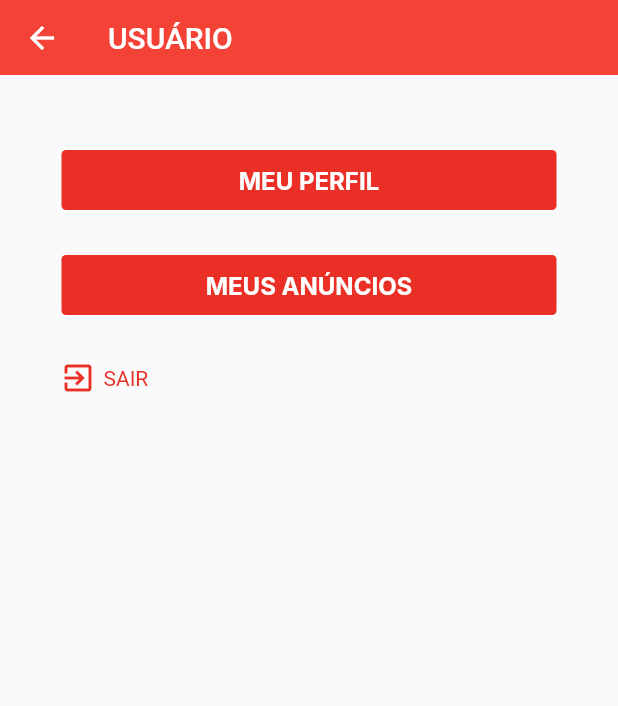
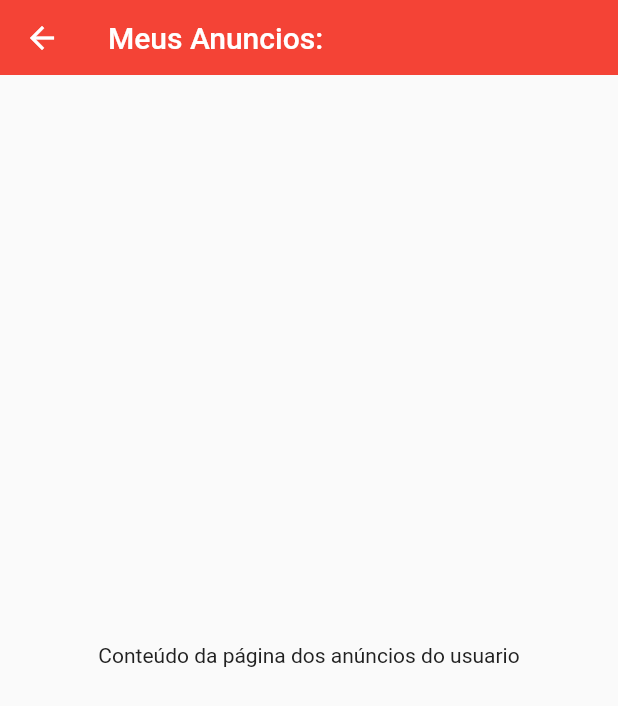
Before and after one commit to rayllander/melancia_express, a Flutter app: the ProfilePage screen opened by its route, after a tap on "MEUS ANÚNCIOS", on a phone screen of 412 x 824 dp. Shown: the top 706 px of the screen. Run offline on Flutter 3.47's test engine with Material 2 defaults, Android fonts, the phone set to English and light mode, and no system bars; Roboto replaces fonts that are missing (Inter).

Commit message:
botoes meu perfil e meus anuncios

```diff
--- a/lib/main.dart
+++ b/lib/main.dart
@@ -5,6 +5,8 @@ import 'package:melancia_express/view/pages/forgot_page.dart';
 import 'package:melancia_express/view/pages/home_page.dart';
 import 'package:melancia_express/view/pages/inicio_page.dart';
 import 'package:melancia_express/view/pages/login_page.dart';
+import 'package:melancia_express/view/pages/my_announcement.dart';
+import 'package:melancia_express/view/pages/my_profile.dart';
 import 'package:melancia_express/view/pages/profile_page.dart';
 import 'package:melancia_express/view/pages/register_page.dart';
 import 'package:melancia_express/view/theme/ligth_mode.dart';
@@ -33,6 +35,8 @@ class SocialApp extends StatelessWidget {
         '/Profile': (context) => ProfilePage(),
         '/Announcement': (context) => AnnouncementPage(),
         '/Filter': (context) => FilterPage(),
+        '/MyPerfil': (context) => MyPerfil(),
+        '/MyAnnouncement': (context) => MyAnnouncement(),
       },
     );
   }
--- a/lib/view/helpers/rout_helpers.dart
+++ b/lib/view/helpers/rout_helpers.dart
@@ -31,3 +31,11 @@ void goToAnnouncement(context) {
 void goToFilter(context) {
   Navigator.pushNamed(context, '/Filter');
 }
+
+void goToMyPerfil(context) {
+  Navigator.pushNamed(context, '/MyPerfil');
+}
+
+void goToMyAnnouncement(context) {
+  Navigator.pushNamed(context, '/MyAnnouncement');
+}
--- /dev/null
+++ b/lib/view/pages/my_announcement.dart
@@ -0,0 +1,16 @@
+import 'package:flutter/material.dart';
+import 'package:melancia_express/view/components/my_appbar.dart';
+
+class MyAnnouncement extends StatelessWidget {
+  MyAnnouncement({super.key});
+  @override
+  Widget build(BuildContext context) {
+    return Scaffold(
+      appBar:
+          MyAppBar(title: 'Meus Anuncios:'), // Usar o MyAppBar personalizado
+      body: Center(
+        child: Text('Conteúdo da página dos anúncios do usuario'),
+      ),
+    );
+  }
+}
```
Also changed, not shown: lib/view/pages/my_profile.dart (added, +15 -0 lines), lib/view/pages/profile_page.dart (+26 -9 lines).
